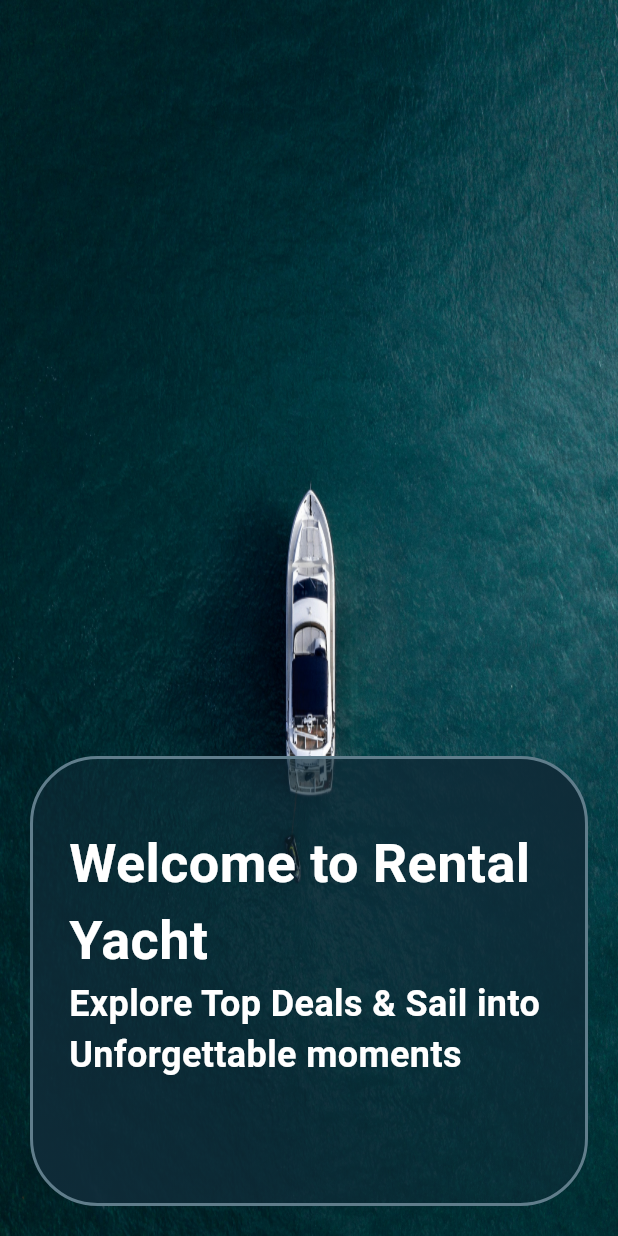
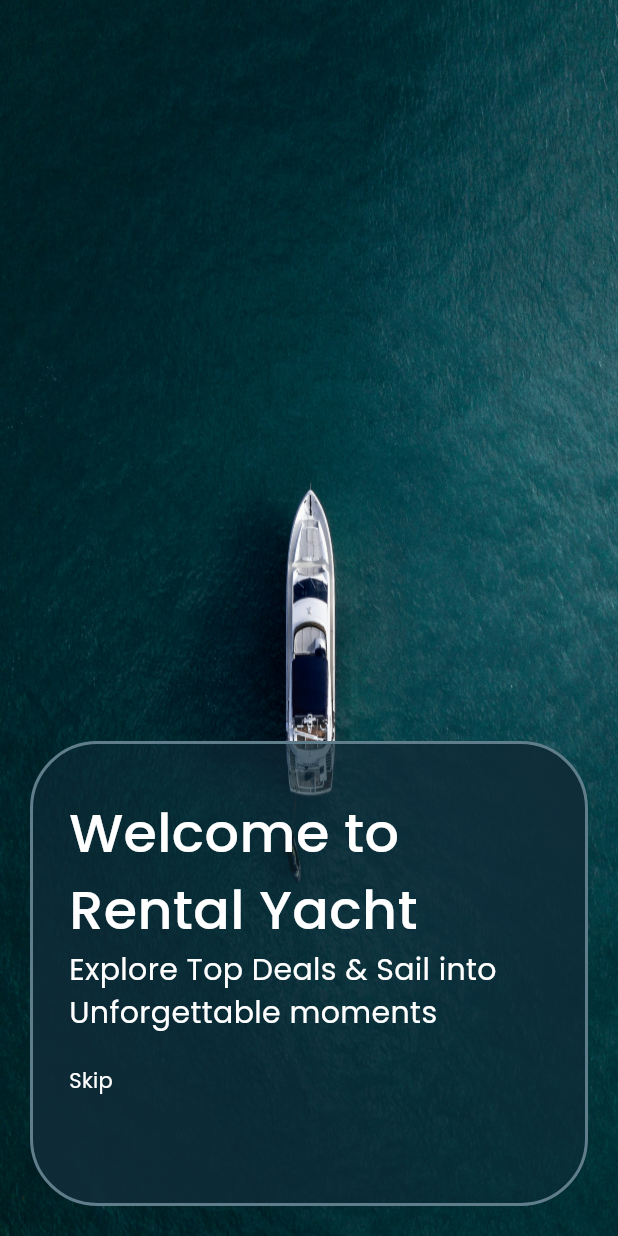
Before and after one commit to uveshm003/flutter_100_days_ui_challange, a Flutter app: the screen it shows after launch, on a phone screen of 412 x 824 dp. Run offline on Flutter 3.47's test engine with Material 3 defaults, Android fonts, the phone set to English and light mode, and no system bars; our stand-ins replace google_fonts.

Commit message:
added fonts

```diff
--- a/lib/day_1/yacht_rental_app.dart
+++ b/lib/day_1/yacht_rental_app.dart
@@ -1,4 +1,5 @@
 import 'package:flutter/material.dart';
+import 'package:google_fonts/google_fonts.dart';
 
 class YachtRentalApp extends StatefulWidget {
   const YachtRentalApp({super.key});
@@ -20,7 +21,7 @@ class _YachtRentalAppState extends State<YachtRentalApp> {
             right: 20,
             left: 20,
             child: Container(
-              height: 300,
+              height: 310,
               decoration: BoxDecoration(
                 borderRadius: BorderRadius.circular(45),
                 border: Border.all(color: Colors.blueGrey,width: 2),
@@ -40,14 +41,37 @@ class _YachtRentalAppState extends State<YachtRentalApp> {
                 padding: const EdgeInsets.all(24.0),
                 child: Column(
                   children: [
-                    SizedBox(height: 20),
+                    SizedBox(height: 10),
                     Text(
                       'Welcome to Rental Yacht',
-                      style: TextStyle(color: Colors.white,fontSize: 36,fontWeight: FontWeight.w600),
+                      style: TextStyle(color: Colors.white,fontSize: 36,fontWeight: FontWeight.w500,fontFamily: GoogleFonts.poppins().fontFamily),
                     ),
                     Text(
                       'Explore Top Deals & Sail into Unforgettable moments',
-                      style: TextStyle(color: Colors.white,fontSize: 24,fontWeight: FontWeight.w600),
+                      style: TextStyle(color: Colors.white,fontSize: 20,fontWeight: FontWeight.w400,fontFamily: GoogleFonts.poppins().fontFamily),
+                    ),
+
+                    SizedBox(height: 20),
+                    Row(
+                      mainAxisAlignment: MainAxisAlignment.spaceBetween,
+                      children: [
+                        Text('Skip',style: TextStyle(color: Colors.white,fontWeight: FontWeight.w400,fontFamily: GoogleFonts.poppins().fontFamily),),
+                        Row(
+                          children: List.generate(
+                            3,
+                                (index) => Container(
+                              width: 20,
+                              decoration: BoxDecoration(
+                                color: Colors.white70,
+                                shape:
+                                index == 1
+                                    ? BoxShape.rectangle
+                                    : BoxShape.circle,
+                              ),
+                            ),
+                          ),
+                        ),
+                      ],
                     ),
                   ],
                 ),
--- a/pubspec.yaml
+++ b/pubspec.yaml
@@ -34,6 +34,7 @@ dependencies:
   # The following adds the Cupertino Icons font to your application.
   # Use with the CupertinoIcons class for iOS style icons.
   cupertino_icons: ^1.0.8
+  google_fonts: ^6.2.1
 
 dev_dependencies:
   flutter_test:
```
Also changed, not shown: pubspec.lock, 1 other file.
